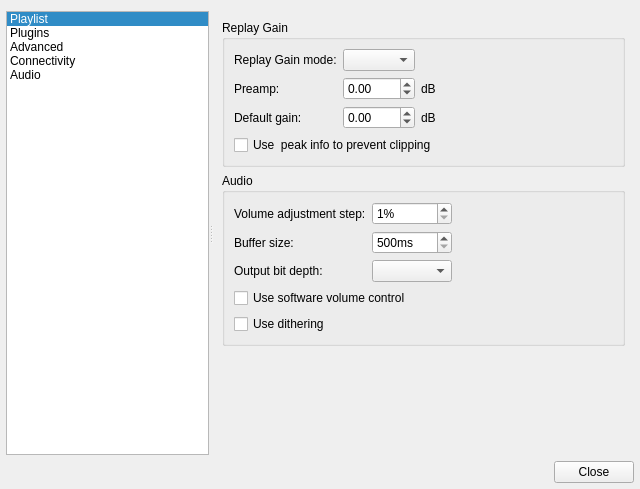
First picture: the form in src/qmmpui/forms/configdialog.ui, repository ksv1986/qmmp-staging, before the edit.
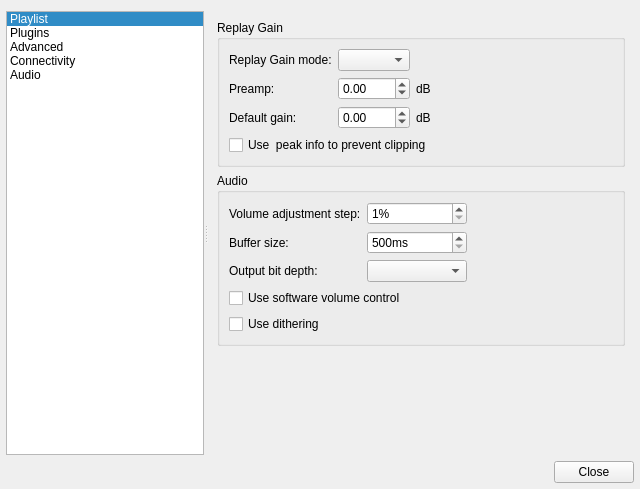
Second picture: the form after the edit. The open tabs and pages were chosen to show the change. Icons and pictures are not drawn.

Commit message: fixed setting dialog layout

```diff
--- a/src/qmmpui/forms/configdialog.ui
+++ b/src/qmmpui/forms/configdialog.ui
@@ -825,7 +825,14 @@
             </widget>
            </item>
            <item row="2" column="1">
-            <widget class="QComboBox" name="bitDepthComboBox"/>
+            <widget class="QComboBox" name="bitDepthComboBox">
+             <property name="minimumSize">
+              <size>
+               <width>100</width>
+               <height>0</height>
+              </size>
+             </property>
+            </widget>
            </item>
            <item row="0" column="0">
             <widget class="QLabel" name="label_9">
```
